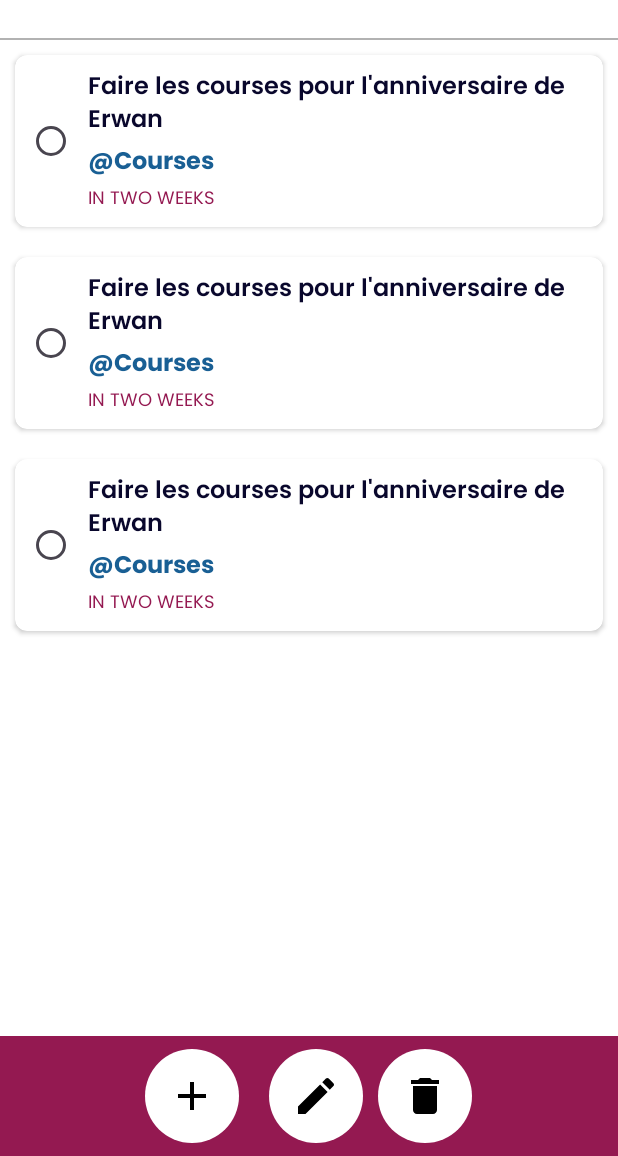
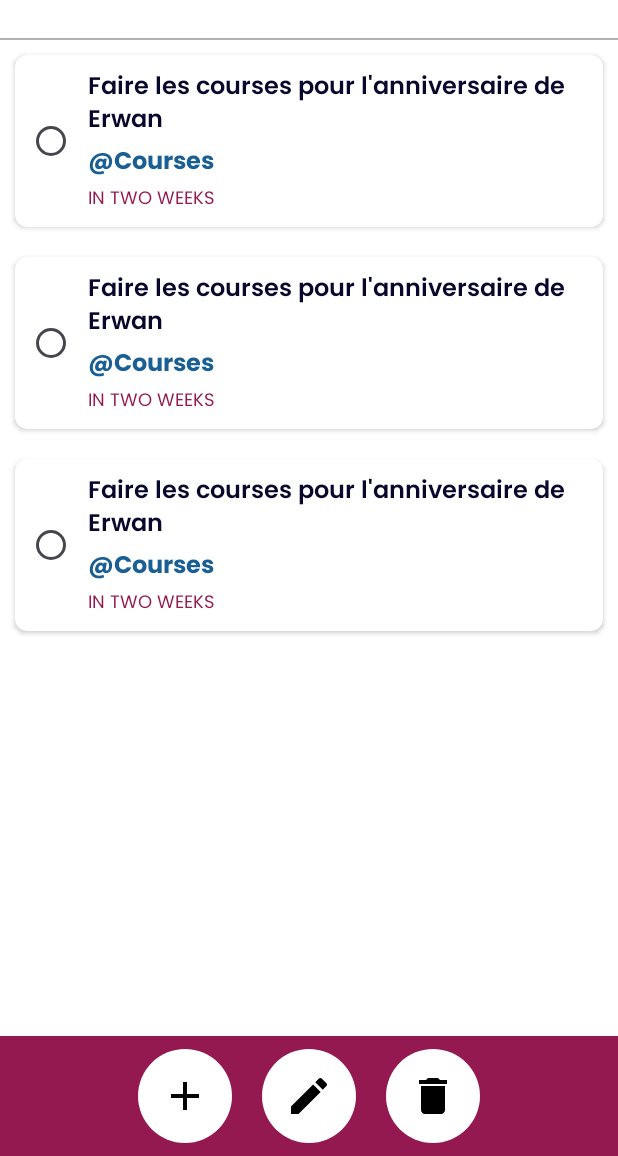
Before and after one commit to MickaelMoon/Android-NotaBene, an Android app: the layout activity_main.xml on its own in the app's theme, with its tools: preview values and no code run, on a phone screen of 412 x 824 dp, the part 80-1236 px from its top. Run offline under Robolectric (Android 15) with nearby library versions, the phone set to English and light mode, and no system bars; network calls fail.

Commit message:
fix margin

```diff
--- a/app/src/main/res/layout/activity_main.xml
+++ b/app/src/main/res/layout/activity_main.xml
@@ -80,12 +80,14 @@
             android:layout_width="wrap_content"
             android:layout_height="wrap_content"
             android:layout_marginStart="10dp"
+            android:layout_marginEnd="10dp"
             android:background="@drawable/rounded_button"
             android:clickable="true"
             android:contentDescription="TODO"
             android:padding="15dp"
             android:src="@drawable/ic_editing"
             android:tint="@color/black" />
+
         <androidx.appcompat.widget.AppCompatImageButton
             android:id="@+id/button_delete_node"
             android:layout_width="wrap_content"
```
